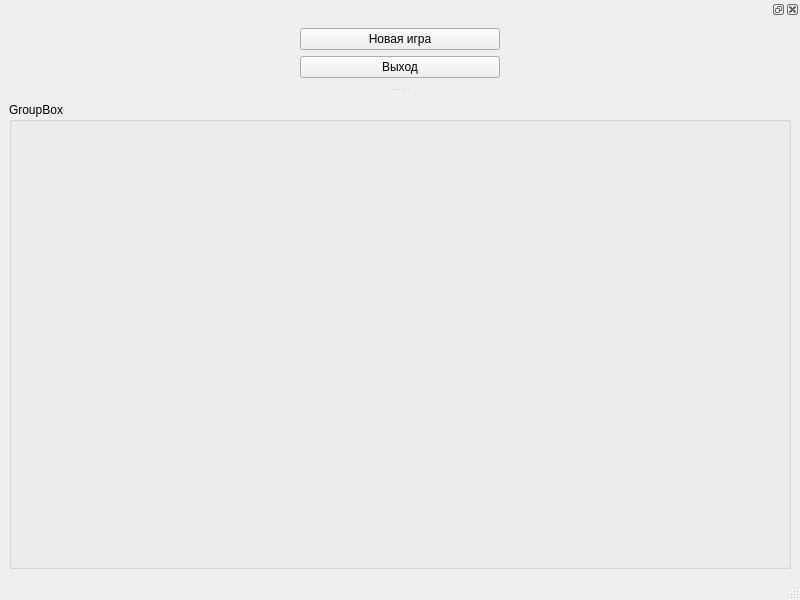
Above: mainwindow.ui from TeddyReady/InventoryProject before the change. Below: the same form after it.
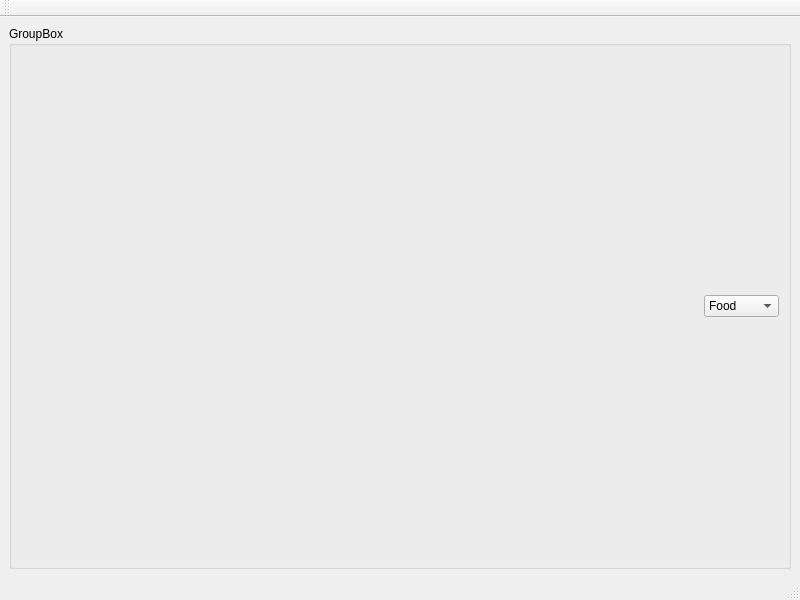
That is the form after the change.

Diff of the .ui file:
```diff
--- a/mainwindow.ui
+++ b/mainwindow.ui
@@ -15,7 +15,7 @@
   </property>
   <widget class="QWidget" name="centralwidget">
    <layout class="QGridLayout" name="gridLayout_5">
-    <item row="0" column="2">
+    <item row="0" column="1">
      <widget class="QGroupBox" name="gameZone">
       <property name="title">
        <string>GroupBox</string>
@@ -37,8 +37,31 @@
          </property>
         </spacer>
        </item>
-       <item row="0" column="2">
-        <layout class="QGridLayout" name="gridForItem"/>
+       <item row="0" column="0">
+        <layout class="QGridLayout" name="gridForInventory"/>
+       </item>
+       <item row="0" column="4">
+        <layout class="QGridLayout" name="gridForItem">
+         <item row="0" column="0">
+          <widget class="QComboBox" name="nameStorage">
+           <item>
+            <property name="text">
+             <string>Food</string>
+            </property>
+           </item>
+           <item>
+            <property name="text">
+             <string>Armor</string>
+            </property>
+           </item>
+           <item>
+            <property name="text">
+             <string>Weapon</string>
+            </property>
+           </item>
+          </widget>
+         </item>
+        </layout>
        </item>
       </layout>
      </widget>
@@ -46,40 +69,16 @@
    </layout>
   </widget>
   <widget class="QStatusBar" name="statusbar"/>
-  <widget class="QDockWidget" name="mainWidget">
-   <attribute name="dockWidgetArea">
-    <number>4</number>
+  <widget class="QToolBar" name="toolBar">
+   <property name="windowTitle">
+    <string>toolBar</string>
+   </property>
+   <attribute name="toolBarArea">
+    <enum>TopToolBarArea</enum>
    </attribute>
-   <widget class="QWidget" name="dockWidgetContents_3">
-    <layout class="QGridLayout" name="gridLayout_3">
-     <item row="1" column="0">
-      <widget class="QPushButton" name="btnExit">
-       <property name="maximumSize">
-        <size>
-         <width>200</width>
-         <height>200</height>
-        </size>
-       </property>
-       <property name="text">
-        <string>Выход</string>
-       </property>
-      </widget>
-     </item>
-     <item row="0" column="0">
-      <widget class="QPushButton" name="btnBegin">
-       <property name="maximumSize">
-        <size>
-         <width>200</width>
-         <height>200</height>
-        </size>
-       </property>
-       <property name="text">
-        <string>Новая игра</string>
-       </property>
-      </widget>
-     </item>
-    </layout>
-   </widget>
+   <attribute name="toolBarBreak">
+    <bool>false</bool>
+   </attribute>
   </widget>
  </widget>
  <resources/>
```
Left out of the diff: 3 changed lines with no effect on the pictures.
